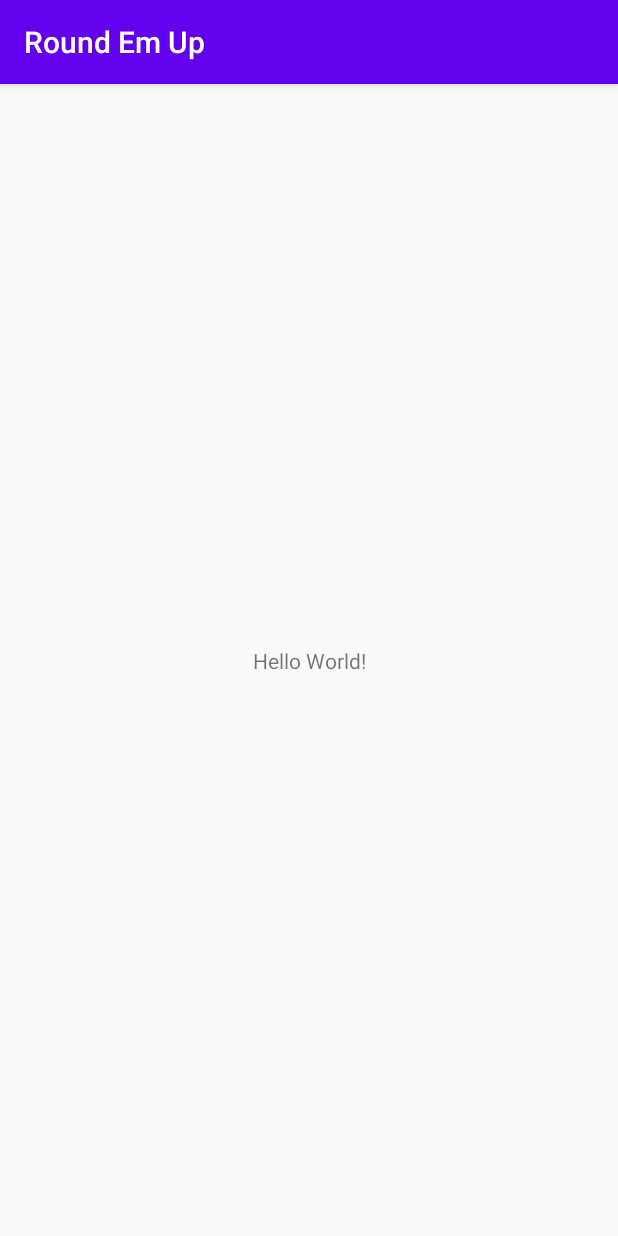
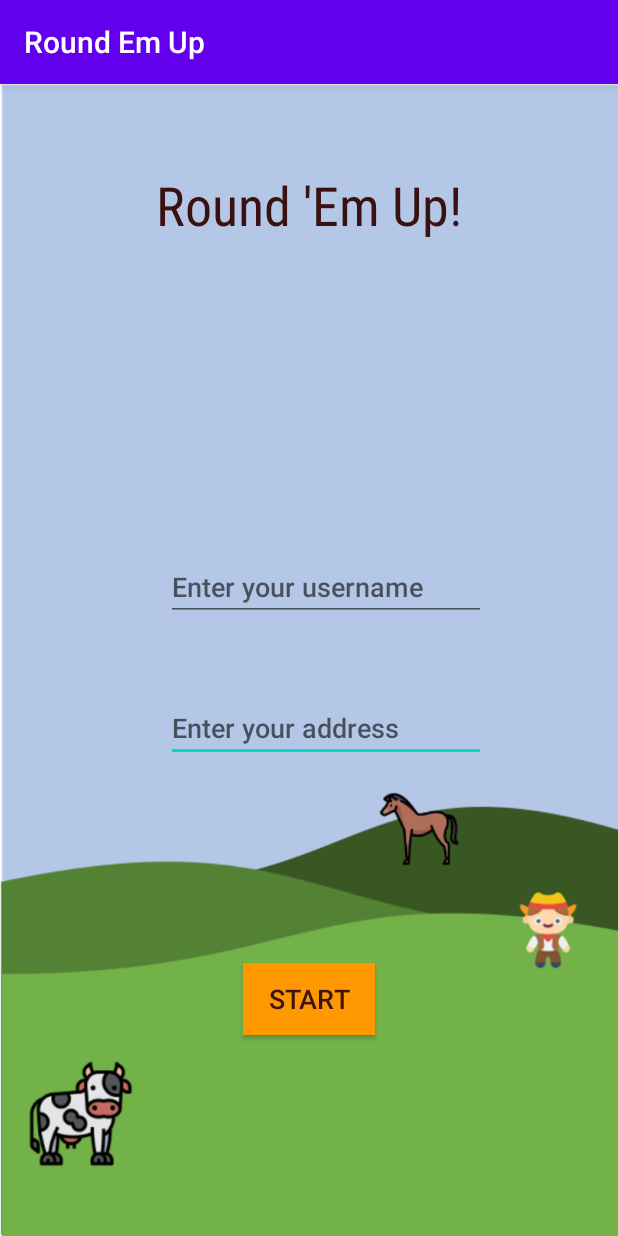
Before and after one commit to maddiemford/roundemup, an Android app: the screen it shows after launch (MainActivity), on a phone screen of 412 x 824 dp. Run offline under Robolectric (Android 15) with nearby library versions, the light colour scheme and no system bars.

Commit message:
add start screen

```diff
--- /dev/null
+++ b/app/src/main/res/drawable/ic_baseline_volume_off_24.xml
@@ -0,0 +1,10 @@
+<vector xmlns:android="http://schemas.android.com/apk/res/android"
+    android:width="24dp"
+    android:height="24dp"
+    android:viewportWidth="24"
+    android:viewportHeight="24"
+    android:tint="?attr/colorControlNormal">
+  <path
+      android:fillColor="@android:color/white"
+      android:pathData="M16.5,12c0,-1.77 -1.02,-3.29 -2.5,-4.03v2.21l2.45,2.45c0.03,-0.2 0.05,-0.41 0.05,-0.63zM19,12c0,0.94 -0.2,1.82 -0.54,2.64l1.51,1.51C20.63,14.91 21,13.5 21,12c0,-4.28 -2.99,-7.86 -7,-8.77v2.06c2.89,0.86 5,3.54 5,6.71zM4.27,3L3,4.27 7.73,9L3,9v6h4l5,5v-6.73l4.25,4.25c-0.67,0.52 -1.42,0.93 -2.25,1.18v2.06c1.38,-0.31 2.63,-0.95 3.69,-1.81L19.73,21 21,19.73l-9,-9L4.27,3zM12,4L9.91,6.09 12,8.18L12,4z"/>
+</vector>
--- /dev/null
+++ b/app/src/main/res/drawable/ic_baseline_volume_up_24.xml
@@ -0,0 +1,10 @@
+<vector xmlns:android="http://schemas.android.com/apk/res/android"
+    android:width="24dp"
+    android:height="24dp"
+    android:viewportWidth="24"
+    android:viewportHeight="24"
+    android:tint="?attr/colorControlNormal">
+  <path
+      android:fillColor="@android:color/white"
+      android:pathData="M3,9v6h4l5,5L12,4L7,9L3,9zM16.5,12c0,-1.77 -1.02,-3.29 -2.5,-4.03v8.05c1.48,-0.73 2.5,-2.25 2.5,-4.02zM14,3.23v2.06c2.89,0.86 5,3.54 5,6.71s-2.11,5.85 -5,6.71v2.06c4.01,-0.91 7,-4.49 7,-8.77s-2.99,-7.86 -7,-8.77z"/>
+</vector>
--- a/app/src/main/res/layout/activity_main.xml
+++ b/app/src/main/res/layout/activity_main.xml
@@ -4,15 +4,65 @@
     xmlns:tools="http://schemas.android.com/tools"
     android:layout_width="match_parent"
     android:layout_height="match_parent"
-    tools:context=".MainActivity">
+    tools:context=".MainActivity"
+    android:background = "@drawable/start">
+
+    <EditText
+        android:id="@+id/AddressEditText"
+        android:layout_width="wrap_content"
+        android:layout_height="wrap_content"
+        android:layout_marginBottom="316dp"
+        android:ems="10"
+        android:fontFamily="sans-serif-medium"
+        android:hint="Enter your address"
+        android:inputType="textPostalAddress"
+        android:textColor="#431414"
+        app:layout_constraintBottom_toBottomOf="parent"
+        app:layout_constraintEnd_toEndOf="parent"
+        app:layout_constraintHorizontal_bias="0.557"
+        app:layout_constraintStart_toStartOf="parent" />
+
+    <EditText
+        android:id="@+id/userEditText"
+        android:layout_width="wrap_content"
+        android:layout_height="wrap_content"
+        android:ems="10"
+        android:fontFamily="sans-serif-medium"
+        android:hint="Enter your username"
+        android:inputType="textPassword"
+        android:textColor="#390D0F"
+        app:layout_constraintBottom_toTopOf="@+id/AddressEditText"
+        app:layout_constraintEnd_toEndOf="parent"
+        app:layout_constraintHorizontal_bias="0.557"
+        app:layout_constraintStart_toStartOf="parent"
+        app:layout_constraintTop_toTopOf="parent"
+        app:layout_constraintVertical_bias="0.866" />
 
     <TextView
+        android:id="@+id/title"
         android:layout_width="wrap_content"
         android:layout_height="wrap_content"
-        android:text="Hello World!"
-        app:layout_constraintBottom_toBottomOf="parent"
-        app:layout_constraintLeft_toLeftOf="parent"
-        app:layout_constraintRight_toRightOf="parent"
+        android:layout_marginTop="56dp"
+        android:fontFamily="sans-serif-condensed"
+        android:text="Round 'Em Up!"
+        android:textColor="#391111"
+        android:textSize="36sp"
+        app:layout_constraintEnd_toEndOf="parent"
+        app:layout_constraintStart_toStartOf="parent"
         app:layout_constraintTop_toTopOf="parent" />
 
+    <Button
+        android:id="@+id/StartBtn"
+        android:layout_width="wrap_content"
+        android:layout_height="wrap_content"
+        android:background="#FF9800"
+        android:backgroundTint="#FF9800"
+        android:text="Start"
+        android:textColor="#3C1313"
+        android:textSize="18sp"
+        app:layout_constraintBottom_toBottomOf="parent"
+        app:layout_constraintEnd_toEndOf="parent"
+        app:layout_constraintStart_toStartOf="parent"
+        app:layout_constraintTop_toBottomOf="@+id/AddressEditText" />
+
 </androidx.constraintlayout.widget.ConstraintLayout>
```
Also changed, not shown: app/src/main/res/drawable/start.png (added).
